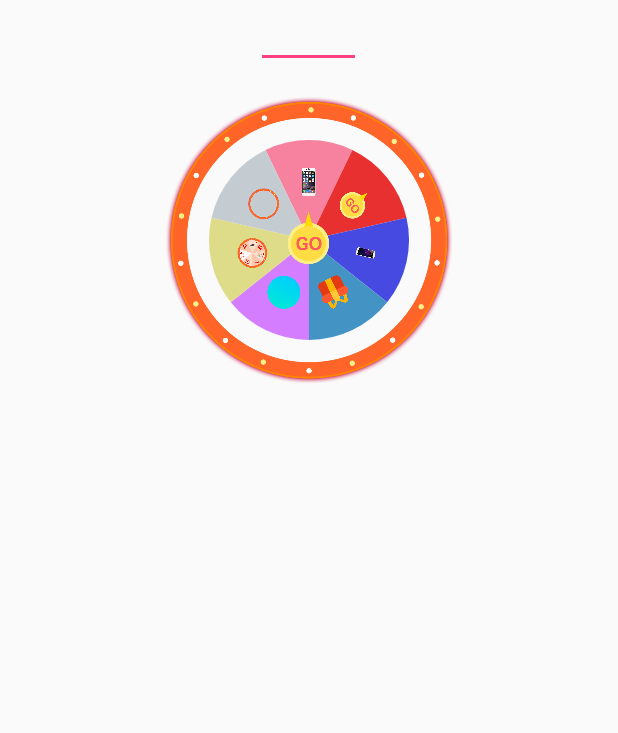
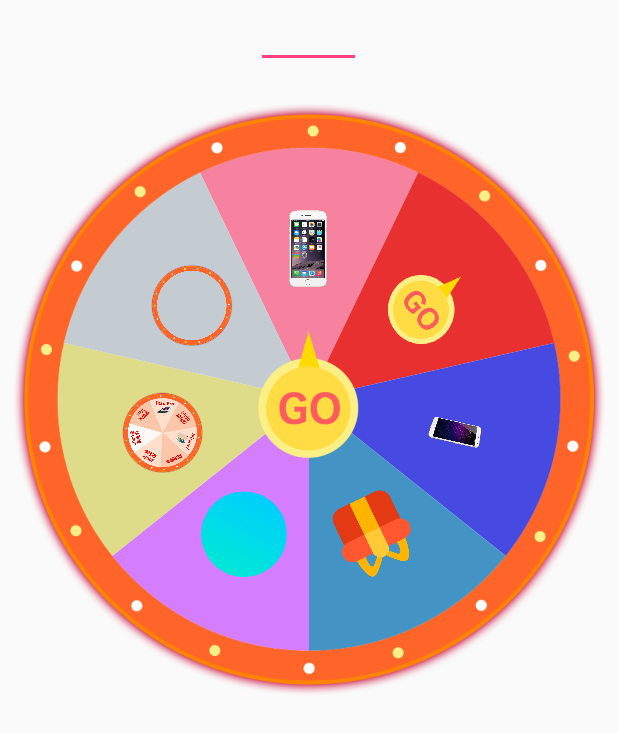
Before and after one commit to zhangyu127/ZhuangPanDemo, an Android app: the screen it shows after launch (MainActivity), on a phone screen of 412 x 824 dp. Shown: the top 733 px of the screen. Run offline under Robolectric (Android 15) with nearby library versions, the phone set to English and light mode, and no system bars.

Commit message:
提交优化三

```diff
--- a/app/src/main/java/com/keke/a10056/myzhuangpandemo/view/WheelSurfPanView.java
+++ b/app/src/main/java/com/keke/a10056/myzhuangpandemo/view/WheelSurfPanView.java
@@ -334,7 +334,7 @@ public class WheelSurfPanView extends View {
 
         mCenter = mWidth / 2;
         //绘制扇形的半径 减掉50是为了防止边界溢出  具体效果你自己注释掉-50自己测试
-        mRadius = mWidth / 2 - 50;
+        mRadius = mWidth / 2 -50;
 
         //MUST CALL THIS
         setMeasuredDimension(width, width);
--- a/app/src/main/res/layout/activity_main.xml
+++ b/app/src/main/res/layout/activity_main.xml
@@ -14,8 +14,8 @@
 
         <com.keke.a10056.myzhuangpandemo.view.WheelSurfView
             android:id="@+id/wheelSurfView2"
-            android:layout_width="200dp"
-            android:layout_height="200dp"
+            android:layout_width="match_parent"
+            android:layout_height="match_parent"
             android:layout_centerInParent="true"
             wheelSurfView:typenum="-1">
 
```
